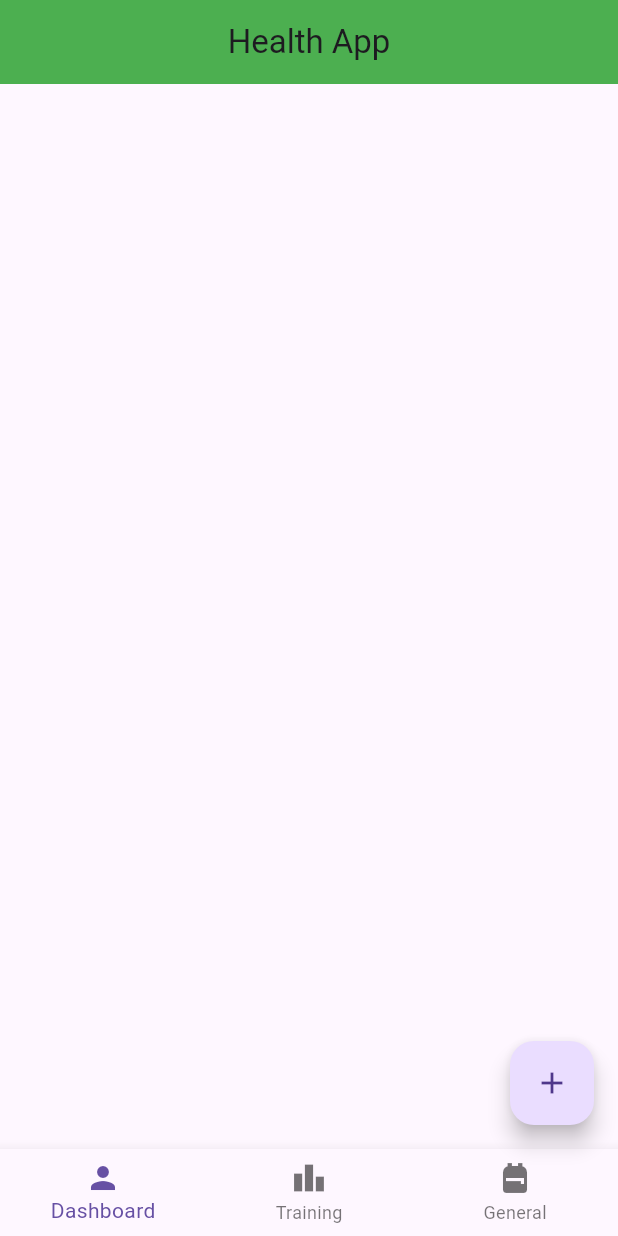
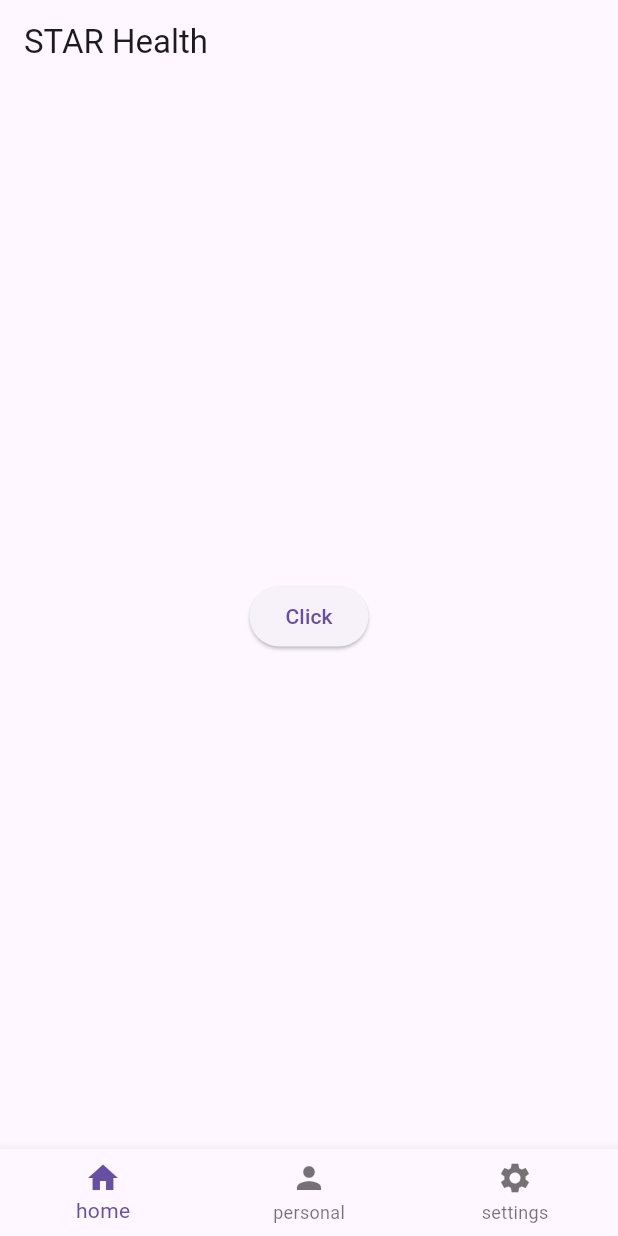
Before and after one commit to bigmanrook/HealthApp, a Flutter app: the screen it shows after launch, on a phone screen of 412 x 824 dp. Run offline on Flutter 3.47's test engine with Material 3 defaults, Android fonts, the phone set to English and light mode, and no system bars.

Commit message:
Working on tutorial, building main page from scratch

```diff
--- a/healthapp/lib/main.dart
+++ b/healthapp/lib/main.dart
@@ -1,7 +1,7 @@
 import 'package:flutter/material.dart';
 
 void main() {
-  runApp( const MyApp() );
+  runApp(const MyApp());
 }
 
 class MyApp extends StatelessWidget {
@@ -10,53 +10,31 @@ class MyApp extends StatelessWidget {
   @override
   Widget build(BuildContext context) {
     return MaterialApp(
+      debugShowCheckedModeBanner: false,
       home: Scaffold(
-        appBar: AppBar(
-          backgroundColor: Colors.green,
-          title: const Text('Health App'),
-          centerTitle: true
-
-        ),
-        body: Row(
-
-        ),
-
-        floatingActionButton: FloatingActionButton(
-          child: Icon(Icons.add),
-          onPressed: () {
-
-            print('Pressed!');
-
-          }
-          ),
+          appBar: AppBar(title: const Text('STAR Health')),
+          body: Center(
+              child:
+                  ElevatedButton(
+                    onPressed: () {
+                      print('Print something');
+                    },
+                    child: const Text('Click')
+                    )),
           bottomNavigationBar: BottomNavigationBar(
-
             items: const [
-
+              BottomNavigationBarItem(icon: Icon(Icons.home), label: 'home'),
               BottomNavigationBarItem(
-
-                icon: Icon(Icons.person),
-                label: 'Dashboard',
-
-              ),
+                  icon: Icon(Icons.person), label: 'personal'),
               BottomNavigationBarItem(
-
-                icon: Icon(Icons.leaderboard),
-                label: 'Training',
-
-              ),
-              BottomNavigationBarItem(
-
-                icon: Icon(Icons.backpack),
-                label: 'General',
-
-              ),
-
-            ]
-
-            ),
-
-        ),
-      );
+                icon: Icon(
+                  Icons.settings,
+                  size: 24,
+                ),
+                label: 'settings',
+              )
+            ],
+          )),
+    );
   }
 }
```
